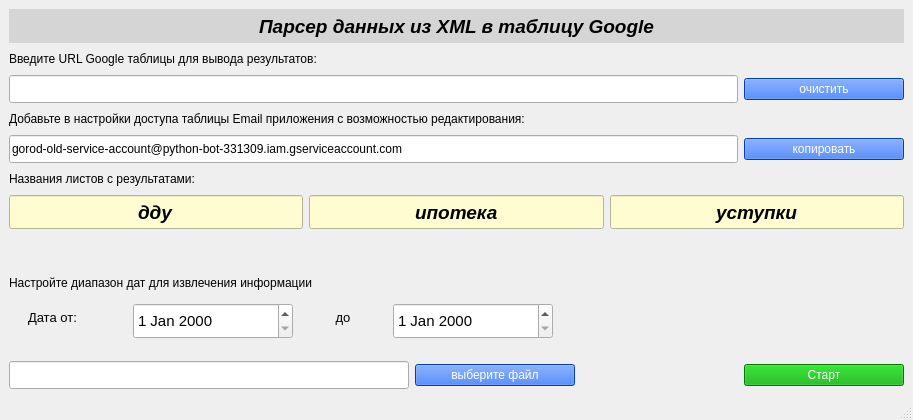
First picture: the form in design.ui, repository gorod-old/XMLparser_GRC_vl_google, before the edit.
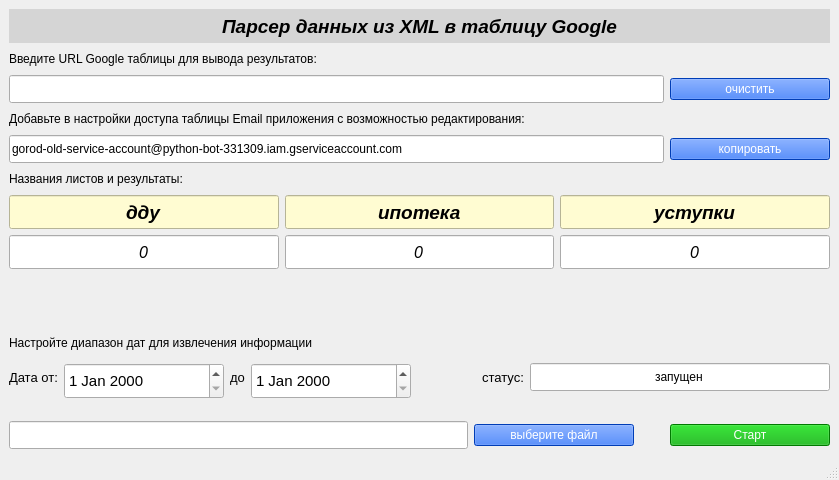
Second picture: the form after the edit.

```diff
--- a/design.ui
+++ b/design.ui
@@ -6,14 +6,14 @@
    <rect>
     <x>0</x>
     <y>0</y>
-    <width>913</width>
-    <height>420</height>
+    <width>839</width>
+    <height>480</height>
    </rect>
   </property>
   <property name="minimumSize">
    <size>
     <width>0</width>
-    <height>420</height>
+    <height>480</height>
    </size>
   </property>
   <property name="maximumSize">
@@ -27,7 +27,34 @@
   </property>
   <widget class="QWidget" name="centralwidget">
    <layout class="QGridLayout" name="gridLayout">
-    <item row="1" column="0" colspan="5">
+    <item row="0" column="0" colspan="3">
+     <widget class="QLabel" name="label">
+      <property name="minimumSize">
+       <size>
+        <width>0</width>
+        <height>34</height>
+       </size>
+      </property>
+      <property name="font">
+       <font>
+        <pointsize>14</pointsize>
+        <weight>75</weight>
+        <italic>true</italic>
+        <bold>true</bold>
+       </font>
+      </property>
+      <property name="styleSheet">
+       <string notr="true">background-color: rgb(213, 213, 213);</string>
+      </property>
+      <property name="text">
+       <string>Парсер данных из XML в таблицу Google</string>
+      </property>
+      <property name="alignment">
+       <set>Qt::AlignCenter</set>
+      </property>
+     </widget>
+    </item>
+    <item row="1" column="0" colspan="3">
      <widget class="QLabel" name="label_5">
       <property name="minimumSize">
        <size>
@@ -40,7 +67,7 @@
       </property>
      </widget>
     </item>
-    <item row="2" column="0" colspan="5">
+    <item row="2" column="0" colspan="3">
      <layout class="QHBoxLayout" name="horizontalLayout_2">
       <item>
        <widget class="QLineEdit" name="lineEditUrl">
@@ -77,7 +104,7 @@
       </item>
      </layout>
     </item>
-    <item row="3" column="0" colspan="5">
+    <item row="3" column="0" colspan="3">
      <widget class="QLabel" name="label_6">
       <property name="minimumSize">
        <size>
@@ -90,7 +117,7 @@
       </property>
      </widget>
     </item>
-    <item row="4" column="0" colspan="5">
+    <item row="4" column="0" colspan="3">
      <layout class="QHBoxLayout" name="horizontalLayout_3">
       <item>
        <widget class="QLineEdit" name="lineEditAppEmail">
@@ -127,7 +154,7 @@
       </item>
      </layout>
     </item>
-    <item row="5" column="0" colspan="5">
+    <item row="5" column="0" colspan="3">
      <widget class="QLabel" name="label_8">
       <property name="minimumSize">
        <size>
@@ -136,11 +163,13 @@
        </size>
       </property>
       <property name="text">
-       <string>Названия листов c результатами:</string>
+       <string>Названия листов и результаты:</string>
       </property>
      </widget>
     </item>
-    <item row="6" column="0" colspan="5">
+    <item row="6" column="0" colspan="3">
+     <layout class="QVBoxLayout" name="verticalLayout">
+      <item>
      <layout class="QHBoxLayout" name="horizontalLayout_4">
       <item>
        <widget class="QLineEdit" name="lineEditTab1">
@@ -234,6 +263,102 @@
       </item>
      </layout>
     </item>
+      <item>
+       <layout class="QHBoxLayout" name="horizontalLayout_5">
+        <item>
+         <widget class="QLineEdit" name="lineEditDduInfo">
+          <property name="minimumSize">
+           <size>
+            <width>200</width>
+            <height>34</height>
+           </size>
+          </property>
+          <property name="font">
+           <font>
+            <pointsize>12</pointsize>
+            <weight>50</weight>
+            <italic>true</italic>
+            <bold>false</bold>
+           </font>
+          </property>
+          <property name="styleSheet">
+           <string notr="true"/>
+          </property>
+          <property name="text">
+           <string>0</string>
+          </property>
+          <property name="alignment">
+           <set>Qt::AlignCenter</set>
+          </property>
+          <property name="readOnly">
+           <bool>true</bool>
+          </property>
+         </widget>
+        </item>
+        <item>
+         <widget class="QLineEdit" name="lineEditIpInfo">
+          <property name="minimumSize">
+           <size>
+            <width>200</width>
+            <height>34</height>
+           </size>
+          </property>
+          <property name="font">
+           <font>
+            <pointsize>12</pointsize>
+            <weight>50</weight>
+            <italic>true</italic>
+            <bold>false</bold>
+           </font>
+          </property>
+          <property name="styleSheet">
+           <string notr="true"/>
+          </property>
+          <property name="text">
+           <string>0</string>
+          </property>
+          <property name="alignment">
+           <set>Qt::AlignCenter</set>
+          </property>
+          <property name="readOnly">
+           <bool>true</bool>
+          </property>
+         </widget>
+        </item>
+        <item>
+         <widget class="QLineEdit" name="lineEditUInfo">
+          <property name="minimumSize">
+           <size>
+            <width>200</width>
+            <height>34</height>
+           </size>
+          </property>
+          <property name="font">
+           <font>
+            <pointsize>12</pointsize>
+            <weight>50</weight>
+            <italic>true</italic>
+            <bold>false</bold>
+           </font>
+          </property>
+          <property name="styleSheet">
+           <string notr="true"/>
+          </property>
+          <property name="text">
+           <string>0</string>
+          </property>
+          <property name="alignment">
+           <set>Qt::AlignCenter</set>
+          </property>
+          <property name="readOnly">
+           <bool>true</bool>
+          </property>
+         </widget>
+        </item>
+       </layout>
+      </item>
+     </layout>
+    </item>
     <item row="7" column="0">
      <spacer name="verticalSpacer_2">
       <property name="orientation">
@@ -247,7 +372,7 @@
       </property>
      </spacer>
     </item>
-    <item row="8" column="0" colspan="5">
+    <item row="8" column="0" colspan="3">
      <widget class="QLabel" name="label_7">
       <property name="minimumSize">
        <size>
@@ -261,6 +386,8 @@
      </widget>
     </item>
     <item row="9" column="0" colspan="3">
+     <layout class="QHBoxLayout" name="horizontalLayout_8">
+      <item>
      <layout class="QHBoxLayout" name="horizontalLayout">
       <item>
        <widget class="QLabel" name="label_3">
@@ -357,6 +484,71 @@
       </item>
      </layout>
     </item>
+      <item>
+       <spacer name="horizontalSpacer_2">
+        <property name="orientation">
+         <enum>Qt::Horizontal</enum>
+        </property>
+        <property name="sizeHint" stdset="0">
+         <size>
+          <width>48</width>
+          <height>20</height>
+         </size>
+        </property>
+       </spacer>
+      </item>
+      <item>
+       <layout class="QHBoxLayout" name="horizontalLayout_6">
+        <item>
+         <widget class="QLabel" name="label_9">
+          <property name="minimumSize">
+           <size>
+            <width>0</width>
+            <height>36</height>
+           </size>
+          </property>
+          <property name="maximumSize">
+           <size>
+            <width>100</width>
+            <height>16777215</height>
+           </size>
+          </property>
+          <property name="font">
+           <font>
+            <pointsize>10</pointsize>
+           </font>
+          </property>
+          <property name="text">
+           <string>статус:</string>
+          </property>
+          <property name="alignment">
+           <set>Qt::AlignCenter</set>
+          </property>
+         </widget>
+        </item>
+        <item>
+         <widget class="QLineEdit" name="lineEditStatus">
+          <property name="minimumSize">
+           <size>
+            <width>300</width>
+            <height>28</height>
+           </size>
+          </property>
+          <property name="text">
+           <string>запущен</string>
+          </property>
+          <property name="alignment">
+           <set>Qt::AlignCenter</set>
+          </property>
+          <property name="readOnly">
+           <bool>true</bool>
+          </property>
+         </widget>
+        </item>
+       </layout>
+      </item>
+     </layout>
+    </item>
     <item row="10" column="1">
      <spacer name="verticalSpacer">
       <property name="orientation">
@@ -373,17 +565,27 @@
       </property>
      </spacer>
     </item>
-    <item row="11" column="0" colspan="2">
+    <item row="11" column="0" rowspan="2" colspan="3">
+     <layout class="QHBoxLayout" name="horizontalLayout_9">
+      <item>
+       <layout class="QHBoxLayout" name="horizontalLayout_7">
+        <item>
      <widget class="QLineEdit" name="lineEditFile">
       <property name="minimumSize">
        <size>
-        <width>400</width>
+            <width>450</width>
         <height>28</height>
        </size>
       </property>
-     </widget>
-    </item>
-    <item row="11" column="2">
+          <property name="maximumSize">
+           <size>
+            <width>550</width>
+            <height>16777215</height>
+           </size>
+          </property>
+         </widget>
+        </item>
+        <item>
      <widget class="QPushButton" name="selectFileButton">
       <property name="minimumSize">
        <size>
@@ -391,6 +593,12 @@
         <height>0</height>
        </size>
       </property>
+          <property name="maximumSize">
+           <size>
+            <width>100</width>
+            <height>16777215</height>
+           </size>
+          </property>
       <property name="styleSheet">
        <string notr="true">background-color: rgb(0, 85, 255);
 color: rgb(255, 255, 255);</string>
@@ -400,7 +608,9 @@
       </property>
      </widget>
     </item>
-    <item row="11" column="3">
+       </layout>
+      </item>
+      <item>
      <spacer name="horizontalSpacer">
       <property name="orientation">
        <enum>Qt::Horizontal</enum>
@@ -410,13 +620,13 @@
       </property>
       <property name="sizeHint" stdset="0">
        <size>
-        <width>150</width>
+          <width>30</width>
         <height>25</height>
        </size>
       </property>
      </spacer>
     </item>
-    <item row="11" column="4">
+      <item>
      <widget class="QPushButton" name="startButton">
       <property name="minimumSize">
        <size>
@@ -436,32 +646,7 @@
       </property>
      </widget>
     </item>
-    <item row="0" column="0" colspan="5">
-     <widget class="QLabel" name="label">
-      <property name="minimumSize">
-       <size>
-        <width>0</width>
-        <height>34</height>
-       </size>
-      </property>
-      <property name="font">
-       <font>
-        <pointsize>14</pointsize>
-        <weight>75</weight>
-        <italic>true</italic>
-        <bold>true</bold>
-       </font>
-      </property>
-      <property name="styleSheet">
-       <string notr="true">background-color: rgb(213, 213, 213);</string>
-      </property>
-      <property name="text">
-       <string>Парсер данных из XML в таблицу Google</string>
-      </property>
-      <property name="alignment">
-       <set>Qt::AlignCenter</set>
-      </property>
-     </widget>
+     </layout>
     </item>
    </layout>
   </widget>
```
Lines whose indentation alone changed are shown as unchanged.
